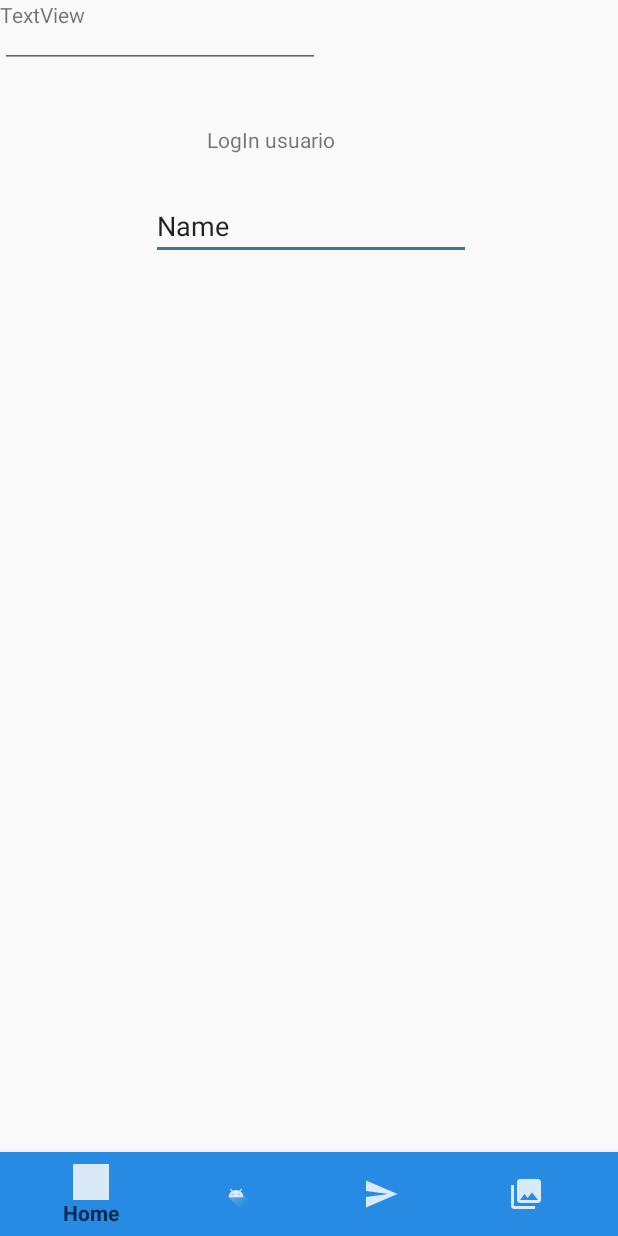
After one commit to elespejodetarkovsky/gestiongastos, an Android app: the HomeActivity screen opened directly, with no data from a screen before it, on a phone screen of 412 x 824 dp. The commit adds this screen. Run offline under Robolectric (Android 15) with nearby library versions, the phone set to English and light mode, and no system bars.

```diff
--- /dev/null
+++ b/app/src/main/java/com/sxtsoft/gestiongastos/HomeActivity.java
@@ -0,0 +1,156 @@
+package com.sxtsoft.gestiongastos;
+
+import android.content.Context;
+import android.content.Intent;
+import android.content.SharedPreferences;
+import android.support.annotation.NonNull;
+import android.support.design.widget.BottomNavigationView;
+import android.support.v4.app.Fragment;
+import android.support.v7.app.AppCompatActivity;
+import android.os.Bundle;
+import android.util.Log;
+import android.view.MenuItem;
+import android.view.View;
+
+import com.sxtsoft.gestiongastos.Interfaces.TipoGastoServices;
+import com.sxtsoft.gestiongastos.Interfaces.UsuarioServices;
+import com.sxtsoft.gestiongastos.Interfaces.impl.TipoGastoServicesImpl;
+import com.sxtsoft.gestiongastos.Interfaces.impl.UsuarioServicesImpl;
+import com.sxtsoft.gestiongastos.fragments.LogInFragment;
+import com.sxtsoft.gestiongastos.model.Categoria;
+import com.sxtsoft.gestiongastos.model.TipoGasto;
+import com.sxtsoft.gestiongastos.model.Usuario;
+
+import java.util.ArrayList;
+import java.util.List;
+
+public class HomeActivity extends AppCompatActivity implements BottomNavigationView.OnNavigationItemSelectedListener{
+
+    private UsuarioServices usuarioServicesImpl;
+    private List<Usuario> usuarios;
+    private TipoGastoServices tipoGastoServicesImpl;
+    private SharedPreferences sharedPreferences; //para cargar las preferencias de la app documentarlas!!
+    private ArrayList<TipoGasto> tipoGastos;
+    private BottomNavigationView bottomNavigationView;
+
+    @Override
+    protected void onCreate(Bundle savedInstanceState) {
+        super.onCreate(savedInstanceState);
+        setContentView(R.layout.activity_home);
+
+        bottomNavigationView = (BottomNavigationView) findViewById(R.id.bottomNav);
+        bottomNavigationView.setOnNavigationItemSelectedListener(this);
+
+        /*
+        Debería tener en cuenta si se ha logeado un usuario
+        ir directamente al gasto...intent con el usuario
+
+        de lo contrario continuar la carga
+        ...probablemente deberia ser antes del create
+        evaluar la base de datos
+        1- verificar la existencia de usuarios
+        2- verificar que se haya logeado
+         */
+
+            sharedPreferences = getSharedPreferences("MisPrefs", Context.MODE_PRIVATE);
+
+            usuarioServicesImpl = new UsuarioServicesImpl(this);
+            tipoGastoServicesImpl = new TipoGastoServicesImpl(this);
+
+            String paramsTipoGasto = sharedPreferences.getString("TiposGastos", "");
+
+            if (paramsTipoGasto.equals("")){
+                /*
+                se realiza la carga por default en
+                caso de que no se hallan realizado
+                 */
+
+                tipoGastos = new ArrayList<>();
+                listaTipoGastosTest();
+
+                SharedPreferences.Editor editor = sharedPreferences.edit();
+                editor.putString("TiposGastos", "ok");
+                editor.commit();
+            }
+
+            usuarios = usuarioServicesImpl.getAll();
+
+            if (usuarios != null){
+                /*
+                hay un usuario pero no sabemos
+                se se ha dado de alta
+                 */
+
+                String usuario = sharedPreferences.getString("UserName","");
+
+                //en caso de estar en la lista iría a la activity principal
+                //de lo contrario tendría que logearse
+                if (usuario.equals("")){
+                /*
+                Inicio la actividad de login
+                 */
+
+                    loadFragment(new LogInFragment());
+
+                } else{
+                    //ir a la pantalla principal
+
+//                    Intent altaGasto = new Intent(this, frmAltaGasto.class);
+//
+//                    startActivity(altaGasto);
+
+                }
+
+            } else {
+
+                //TO DO
+                Intent altaUserIntent = new Intent(this, frmAltaUsuario.class);
+                startActivity(altaUserIntent);
+            }
+
+        }
+
+        private void listaTipoGastosTest(){
+
+            tipoGastos.add(new TipoGasto("GAS", Categoria.SUMINISTROS, R.drawable.suministros));
+            tipoGastos.add(new TipoGasto("ELECTRICIDAD", Categoria.SUMINISTROS, R.drawable.suministros));
+            tipoGastos.add(new TipoGasto("AGUA", Categoria.SUMINISTROS, R.drawable.suministros));
+            tipoGastos.add(new TipoGasto("NETFLIX", Categoria.SUMINISTROS, R.drawable.suministros));
+            tipoGastos.add(new TipoGasto("INTERNET", Categoria.SUMINISTROS, R.drawable.suministros));
+            tipoGastos.add(new TipoGasto("HIPOTECA", Categoria.FIJOS, R.drawable.fijos));
+            tipoGastos.add(new TipoGasto("ALQUILER", Categoria.FIJOS, R.drawable.fijos));
+            tipoGastos.add(new TipoGasto("LIDL", Categoria.COMIDA, R.drawable.fijos));
+            tipoGastos.add(new TipoGasto("CAPRABO", Categoria.COMIDA, R.drawable.fijos));
+            tipoGastos.add(new TipoGasto("MERCADO", Categoria.COMIDA, R.drawable.fijos));
+            tipoGastos.add(new TipoGasto("CALZADO", Categoria.VESTIMENTA, R.drawable.fijos));
+            tipoGastos.add(new TipoGasto("DEPORTIVA", Categoria.VESTIMENTA, R.drawable.fijos));
+            tipoGastos.add(new TipoGasto("RENFE", Categoria.TRANSPORTES, R.drawable.fijos));
+            tipoGastos.add(new TipoGasto("METRO", Categoria.TRANSPORTES, R.drawable.fijos));
+            tipoGastos.add(new TipoGasto("GYM", Categoria.OTROS, R.drawable.fijos));
+
+            for(TipoGasto tipoGasto:tipoGastos){
+                tipoGastoServicesImpl.create(tipoGasto);
+            }
+
+        }
+
+
+
+    private boolean loadFragment(Fragment fragment) {
+        //switching fragment
+        if (fragment != null) {
+            getSupportFragmentManager()
+                    .beginTransaction()
+                    .replace(R.id.fragment_container, fragment)
+                    .commit();
+            return true;
+        }
+        return false;
+    }
+
+
+    @Override
+    public boolean onNavigationItemSelected(@NonNull MenuItem menuItem) {
+        return false;
+    }
+}
--- /dev/null
+++ b/app/src/main/java/com/sxtsoft/gestiongastos/fragments/LogInFragment.java
@@ -0,0 +1,88 @@
+package com.sxtsoft.gestiongastos.fragments;
+
+import android.content.Context;
+import android.content.Intent;
+import android.content.SharedPreferences;
+import android.os.Bundle;
+import android.support.annotation.NonNull;
+import android.support.annotation.Nullable;
+import android.support.v4.app.Fragment;
+import android.util.Log;
+import android.view.LayoutInflater;
+import android.view.View;
+import android.view.ViewGroup;
+import android.widget.Button;
+import android.widget.EditText;
+import android.widget.TextView;
+
+import com.sxtsoft.gestiongastos.Interfaces.impl.UsuarioServicesImpl;
+import com.sxtsoft.gestiongastos.R;
+import com.sxtsoft.gestiongastos.frmAltaGasto;
+
+public class LogInFragment extends Fragment {
+
+    private EditText nombreUsuario;
+    private EditText clave;
+    private Button logIn;
+    private UsuarioServicesImpl usuarioServicesImpl;
+    private TextView errorLogIn;
+
+    public LogInFragment() {
+    }
+
+
+    private void buildObjects(View view){
+        nombreUsuario = (EditText) view.findViewById(R.id.txtUserNameLogIn);
+        clave = (EditText) view.findViewById(R.id.txtClaveLogIn);
+        logIn =(Button) view.findViewById(R.id.btbLogIn);
+        errorLogIn = (TextView) view.findViewById(R.id.txtErrorLogIn);
+
+    }
+
+    @Nullable
+    @Override
+    public View onCreateView(@NonNull LayoutInflater inflater, @Nullable ViewGroup container, @Nullable Bundle savedInstanceState) {
+
+        View view =  inflater.inflate(R.layout.fragment_log_in,null);
+
+//        buildObjects(view);
+//
+//        usuarioServicesImpl = new UsuarioServicesImpl(getContext());
+//
+//
+//        logIn.setOnClickListener(new View.OnClickListener() {
+//            @Override
+//            public void onClick(View view) {
+//
+//                long usuarioID = usuarioServicesImpl.logIn(nombreUsuario.getText().toString(), clave.getText().toString());
+//
+//                Log.d("**", String.valueOf(usuarioID));
+//
+//                //si existe el usuario me devolverá su id
+//                //entonces lo logeo y lo agrego a las sharedpreference
+//
+//                if (usuarioID != -1) {
+//                    SharedPreferences sharedPreferences = getActivity().getSharedPreferences("MisPrefs", Context.MODE_PRIVATE);
+//
+//                    SharedPreferences.Editor editor = sharedPreferences.edit();
+//                    editor.putString("UserName", nombreUsuario.getText().toString());
+//                    editor.putString("UserID", String.valueOf(usuarioID));
+//                    editor.commit();
+//
+//                    Intent altaGasto = new Intent(view.getContext(), frmAltaGasto.class);
+//                    startActivity(altaGasto);
+//
+//                    Log.d("**","Usuario logeado");
+//                } else {
+//                    errorLogIn.setText("error en login...");
+//                    Log.d("**", "el usuario no existe");
+//                }
+//
+//            }
+//        });
+
+        return view;
+
+    }
+
+}
--- /dev/null
+++ b/app/src/main/res/layout/activity_home.xml
@@ -0,0 +1,31 @@
+<?xml version="1.0" encoding="utf-8"?>
+<android.support.constraint.ConstraintLayout xmlns:android="http://schemas.android.com/apk/res/android"
+    xmlns:app="http://schemas.android.com/apk/res-auto"
+    xmlns:tools="http://schemas.android.com/tools"
+    android:id="@+id/container"
+    android:layout_width="match_parent"
+    android:layout_height="match_parent"
+    tools:context=".HomeActivity">
+
+    <FrameLayout
+        android:id="@+id/fragment_container"
+        android:layout_width="match_parent"
+        android:layout_height="match_parent"
+        android:layout_marginBottom="56dp"
+        android:text="@string/title_home"
+        app:layout_constraintLeft_toLeftOf="parent"
+        app:layout_constraintTop_toTopOf="parent" />
+
+    <android.support.design.widget.BottomNavigationView
+        android:id="@+id/bottomNav"
+        android:layout_width="0dp"
+        android:layout_height="wrap_content"
+        android:background="@color/colorPrimary"
+        app:itemIconTint="@color/colorNavIcon"
+        app:itemTextColor="@color/colorNavText"
+        app:layout_constraintBottom_toBottomOf="parent"
+        app:layout_constraintLeft_toLeftOf="parent"
+        app:layout_constraintRight_toRightOf="parent"
+        app:menu="@menu/bottom_navigation" />
+
+</android.support.constraint.ConstraintLayout>
--- /dev/null
+++ b/app/src/main/res/layout/fragment_log_in.xml
@@ -0,0 +1,118 @@
+<?xml version="1.0" encoding="utf-8"?>
+<!--<FrameLayout xmlns:android="http://schemas.android.com/apk/res/android"-->
+<!--    xmlns:tools="http://schemas.android.com/tools"-->
+<!--    android:layout_width="match_parent"-->
+<!--    android:layout_height="match_parent"-->
+<!--    tools:context=".fragments.LogInFragment">-->
+
+    <android.support.constraint.ConstraintLayout
+        xmlns:android="http://schemas.android.com/apk/res/android"
+        xmlns:app="http://schemas.android.com/apk/res-auto"
+        xmlns:tools="http://schemas.android.com/tools"
+        android:layout_width="match_parent"
+        android:layout_height="match_parent"
+        tools:context=".fragments.LogInFragment">
+
+
+        <android.support.constraint.Guideline
+            android:id="@+id/guideline5"
+            android:layout_width="wrap_content"
+            android:layout_height="wrap_content"
+            android:orientation="horizontal"
+            app:layout_constraintGuide_begin="120dp" />
+
+        <android.support.constraint.Guideline
+            android:id="@+id/guideline6"
+            android:layout_width="wrap_content"
+            android:layout_height="wrap_content"
+            android:orientation="horizontal"
+            app:layout_constraintGuide_begin="291dp" />
+
+        <android.support.constraint.Guideline
+            android:id="@+id/guideline7"
+            android:layout_width="wrap_content"
+            android:layout_height="wrap_content"
+            android:orientation="horizontal"
+            app:layout_constraintGuide_begin="201dp" />
+
+        <android.support.constraint.Guideline
+            android:id="@+id/guideline8"
+            android:layout_width="wrap_content"
+            android:layout_height="wrap_content"
+            android:orientation="horizontal"
+            app:layout_constraintGuide_begin="408dp" />
+
+        <TextView
+            android:id="@+id/textView"
+            android:layout_width="134dp"
+            android:layout_height="27dp"
+            android:text="TextView"
+            tools:layout_editor_absoluteX="138dp"
+            tools:layout_editor_absoluteY="339dp" />
+
+        <EditText
+            android:id="@+id/editText"
+            android:layout_width="wrap_content"
+            android:layout_height="wrap_content"
+            android:layout_marginStart="8dp"
+            android:layout_marginLeft="8dp"
+            android:layout_marginTop="8dp"
+            android:layout_marginEnd="8dp"
+            android:layout_marginRight="8dp"
+            android:ems="10"
+            android:inputType="textPersonName"
+            android:text="Name"
+            app:layout_constraintEnd_toStartOf="@+id/guideline10"
+            app:layout_constraintStart_toStartOf="@+id/guideline9"
+            app:layout_constraintTop_toTopOf="@+id/guideline5" />
+
+        <EditText
+            android:id="@+id/editText2"
+            android:layout_width="wrap_content"
+            android:layout_height="wrap_content"
+            android:ems="10"
+            android:inputType="textPassword"
+            tools:layout_editor_absoluteX="99dp"
+            tools:layout_editor_absoluteY="221dp" />
+
+        <android.support.constraint.Guideline
+            android:id="@+id/guideline9"
+            android:layout_width="wrap_content"
+            android:layout_height="wrap_content"
+            android:orientation="vertical"
+            app:layout_constraintGuide_begin="58dp" />
+
+        <android.support.constraint.Guideline
+            android:id="@+id/guideline10"
+            android:layout_width="wrap_content"
+            android:layout_height="wrap_content"
+            android:orientation="vertical"
+            app:layout_constraintGuide_begin="357dp" />
+
+        <TextView
+            android:id="@+id/textView2"
+            android:layout_width="138dp"
+            android:layout_height="19dp"
+            android:layout_marginStart="8dp"
+            android:layout_marginLeft="8dp"
+            android:layout_marginTop="8dp"
+            android:layout_marginEnd="8dp"
+            android:layout_marginRight="8dp"
+            android:layout_marginBottom="8dp"
+            android:text="@string/lblUsuario"
+            app:layout_constraintBottom_toTopOf="@+id/guideline5"
+            app:layout_constraintEnd_toStartOf="@+id/guideline10"
+            app:layout_constraintHorizontal_bias="0.496"
+            app:layout_constraintStart_toStartOf="@+id/guideline9"
+            app:layout_constraintTop_toTopOf="@+id/guideline11"
+            app:layout_constraintVertical_bias="0.59" />
+
+        <android.support.constraint.Guideline
+            android:id="@+id/guideline11"
+            android:layout_width="wrap_content"
+            android:layout_height="wrap_content"
+            android:orientation="horizontal"
+            app:layout_constraintGuide_begin="63dp" />
+    </android.support.constraint.ConstraintLayout>
+
+<!--</FrameLayout>-->
--- /dev/null
+++ b/app/src/main/res/menu/bottom_navigation.xml
@@ -0,0 +1,24 @@
+<?xml version="1.0" encoding="utf-8"?>
+<menu xmlns:android="http://schemas.android.com/apk/res/android">
+
+    <item
+        android:id="@+id/navigation_home"
+        android:icon="@drawable/ic_launcher_background"
+        android:title="@string/title_home" />
+
+    <item
+        android:id="@+id/navigation_dashboard"
+        android:icon="@drawable/ic_launcher_foreground"
+        android:title="@string/title_dashboard" />
+
+    <item
+        android:id="@+id/navigation_notifications"
+        android:icon="@drawable/ic_menu_send"
+        android:title="@string/title_notifications" />
+
+    <item
+        android:id="@+id/navigation_profile"
+        android:icon="@drawable/ic_menu_gallery"
+        android:title="@string/title_profile" />
+
+</menu>
--- a/app/src/main/res/values/strings.xml
+++ b/app/src/main/res/values/strings.xml
@@ -31,4 +31,15 @@
     <string name="report_end_date">fecha fin</string>
     <string name="lbl_fecha_incio">fecha inicio</string>
     <string name="lbl_fecha_fin">fecha fin</string>
+
+    <!--    Variables del Bottom Nav-->
+
+    <string name="title_home">Home</string>
+    <string name="title_dashboard">Dashboard</string>
+    <string name="title_notifications">Notifications</string>
+    <string name="title_profile">Profile</string>
+
+    <!-- TODO: Remove or change this placeholder text -->
+    <string name="hello_blank_fragment">Hello blank fragment</string>
+
 </resources>
```
Also changed, not shown: app/src/main/AndroidManifest.xml (+8 -2 lines), app/src/main/java/com/sxtsoft/gestiongastos/fragments/AltaGastoFragment.java (added, +166 -0 lines), app/src/main/res/layout/fragment_alta_gasto.xml (added, +114 -0 lines).
